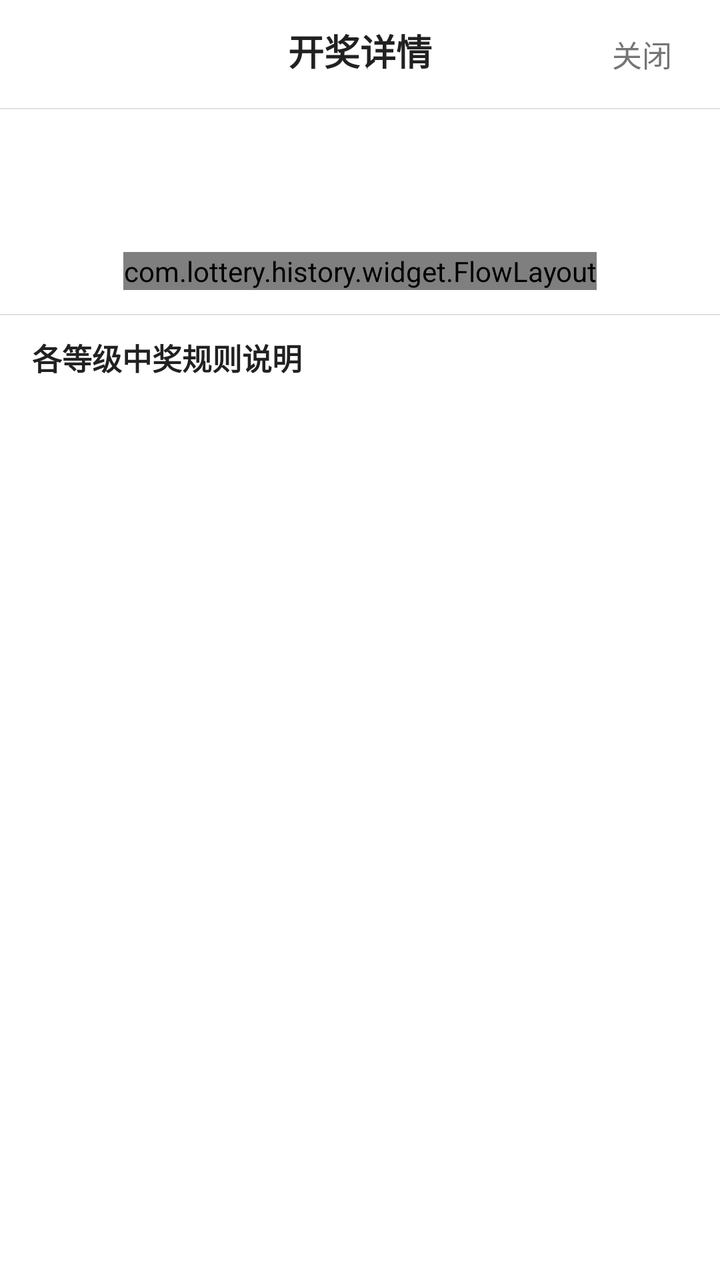
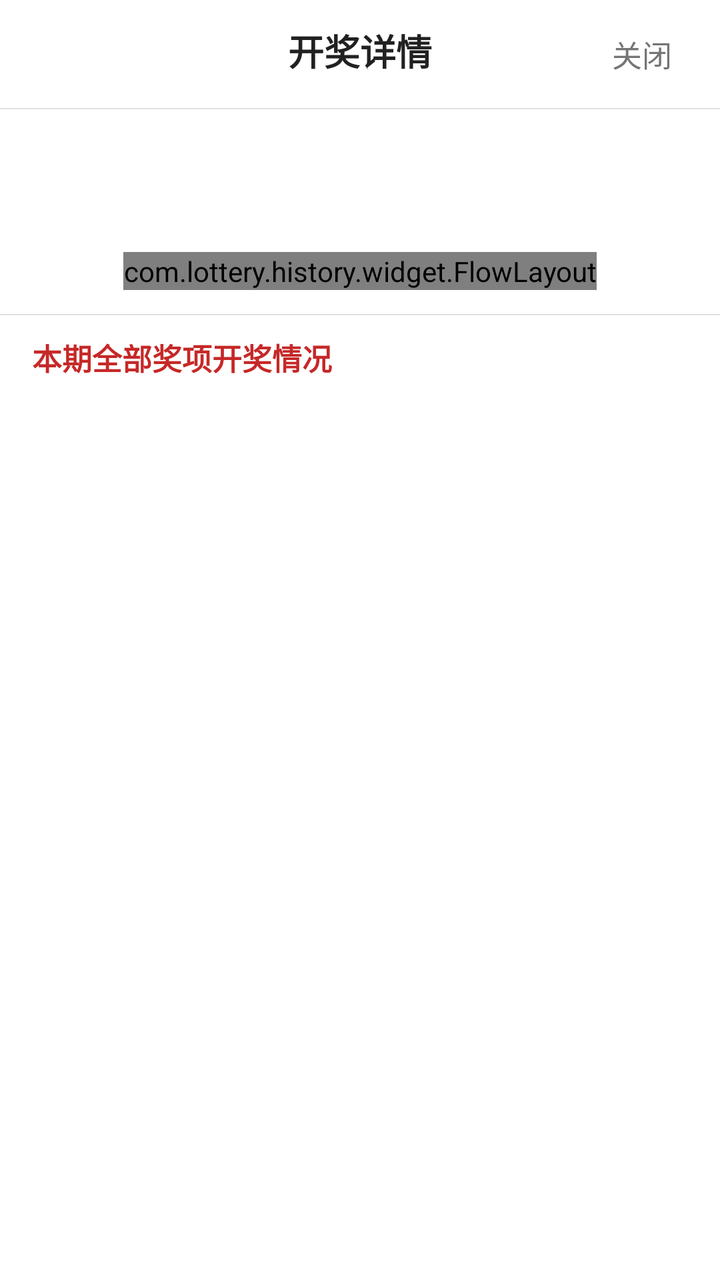

An Android layout rendered at two revisions. The XML below is the earlier revision; the diff shows what the commit changed to produce the second picture.
<!-- AndroidManifest.xml: application theme Theme.LotteryHistory -->
<!-- res/layout/dialog_draw_detail.xml -->
<?xml version="1.0" encoding="utf-8"?>
<LinearLayout xmlns:android="http://schemas.android.com/apk/res/android"
    xmlns:app="http://schemas.android.com/apk/res-auto"
    android:layout_width="match_parent"
    android:layout_height="wrap_content"
    android:orientation="vertical"
    android:background="@android:color/white">

    
    <RelativeLayout
        android:layout_width="match_parent"
        android:layout_height="wrap_content"
        android:paddingStart="12dp"
        android:paddingEnd="12dp"
        android:paddingTop="12dp"
        android:paddingBottom="8dp">

        <TextView
            android:id="@+id/tvDetailTitle"
            android:layout_width="wrap_content"
            android:layout_height="wrap_content"
            android:layout_centerHorizontal="true"
            android:text="开奖详情"
            android:textColor="@color/text_primary"
            android:textSize="@dimen/subtitle_text_size"
            android:textStyle="bold" />

        <TextView
            android:id="@+id/tvDetailClose"
            android:layout_width="wrap_content"
            android:layout_height="wrap_content"
            android:layout_alignParentEnd="true"
            android:layout_centerVertical="true"
            android:paddingStart="12dp"
            android:paddingEnd="12dp"
            android:paddingTop="6dp"
            android:paddingBottom="6dp"
            android:clickable="true"
            android:focusable="true"
            android:background="?attr/selectableItemBackground"
            android:text="关闭"
            android:textColor="@color/text_secondary"
            android:textSize="@dimen/body_text_size" />
    </RelativeLayout>

    <View
        android:layout_width="match_parent"
        android:layout_height="0.5dp"
        android:background="@color/divider" />

    
    <LinearLayout
        android:layout_width="match_parent"
        android:layout_height="wrap_content"
        android:orientation="vertical"
        android:gravity="center_horizontal"
        android:paddingStart="16dp"
        android:paddingEnd="16dp"
        android:paddingTop="16dp"
        android:paddingBottom="8dp">

        <TextView
            android:id="@+id/tvLotteryName"
            android:layout_width="wrap_content"
            android:layout_height="wrap_content"
            android:textColor="@color/primary_red"
            android:textSize="@dimen/title_text_size"
            android:textStyle="bold" />

        <TextView
            android:id="@+id/tvIssueAndDate"
            android:layout_width="wrap_content"
            android:layout_height="wrap_content"
            android:layout_marginTop="4dp"
            android:textColor="@color/text_secondary"
            android:textSize="@dimen/small_text_size" />
    </LinearLayout>

    
    <LinearLayout
        android:layout_width="match_parent"
        android:layout_height="wrap_content"
        android:orientation="vertical"
        android:gravity="center_horizontal"
        android:paddingStart="16dp"
        android:paddingEnd="16dp"
        android:paddingTop="4dp"
        android:paddingBottom="12dp">

        <com.lottery.history.widget.FlowLayout
            android:id="@+id/flDrawNumbers"
            android:layout_width="wrap_content"
            android:layout_height="wrap_content"
            android:gravity="center"
            android:clipChildren="false"
            android:clipToPadding="false" />
    </LinearLayout>

    <View
        android:layout_width="match_parent"
        android:layout_height="0.5dp"
        android:background="@color/divider" />

    
    <TextView
        android:layout_width="match_parent"
        android:layout_height="wrap_content"
        android:paddingStart="16dp"
        android:paddingEnd="16dp"
        android:paddingTop="10dp"
        android:text="各等级中奖规则说明"
        android:textColor="@color/text_primary"
        android:textSize="@dimen/body_text_size"
        android:textStyle="bold" />

    <androidx.constraintlayout.widget.ConstraintLayout
        android:layout_width="match_parent"
        android:layout_height="wrap_content"
        android:paddingBottom="16dp">

        <ScrollView
            android:id="@+id/svRules"
            android:layout_width="match_parent"
            android:layout_height="wrap_content"
            app:layout_constraintHeight_max="360dp"
            android:fillViewport="true">

            <LinearLayout
                android:id="@+id/llRulesContainer"
                android:layout_width="match_parent"
                android:layout_height="wrap_content"
                android:orientation="vertical"
                android:paddingStart="16dp"
                android:paddingEnd="16dp"
                android:paddingTop="6dp" />
        </ScrollView>
    </androidx.constraintlayout.widget.ConstraintLayout>

</LinearLayout>
<!-- resources referenced by this layout -->
<resources>
  <color name="divider">#E0E0E0</color>
  <color name="primary_red">#C62828</color>
  <color name="text_primary">#212121</color>
  <color name="text_secondary">#757575</color>
  <dimen name="body_text_size">17sp</dimen>
  <dimen name="small_text_size">15sp</dimen>
  <dimen name="subtitle_text_size">21sp</dimen>
  <dimen name="title_text_size">19sp</dimen>
  <style name="Theme.LotteryHistory" parent="Theme.MaterialComponents.Light.NoActionBar">
          <item name="colorPrimary">@color/primary_red</item>
          <item name="colorPrimaryDark">@color/primary_red</item>
          <item name="colorAccent">@color/primary_red</item>
          <item name="android:windowBackground">@color/bg_light</item>
      </style>
  <color name="bg_light">#F5F5F5</color>
</resources>

<!-- the commit's change to res/layout/dialog_draw_detail.xml (unified diff, before → after) -->
@@ -108,8 +108,8 @@
         android:paddingStart="16dp"
         android:paddingEnd="16dp"
         android:paddingTop="10dp"
-        android:text="各等级中奖规则说明"
-        android:textColor="@color/text_primary"
+        android:text="本期全部奖项开奖情况"
+        android:textColor="@color/primary_red"
         android:textSize="@dimen/body_text_size"
         android:textStyle="bold" />
 
@@ -122,7 +122,7 @@
             android:id="@+id/svRules"
             android:layout_width="match_parent"
             android:layout_height="wrap_content"
-            app:layout_constraintHeight_max="360dp"
+            app:layout_constraintHeight_max="420dp"
             android:fillViewport="true">
 
             <LinearLayout
